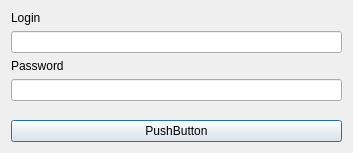
Above: kappakmeny-klient/login.ui from MclarenCZ/KappaKmeny before the change. Below: the same form after it.
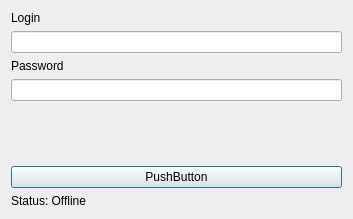
That is the form after the change.

```diff
--- a/kappakmeny-klient/login.ui
+++ b/kappakmeny-klient/login.ui
@@ -7,7 +7,7 @@
     <x>0</x>
     <y>0</y>
     <width>353</width>
-    <height>153</height>
+    <height>219</height>
    </rect>
   </property>
   <property name="windowTitle">
@@ -54,6 +54,17 @@
      </property>
     </widget>
    </item>
+   <item>
+    <layout class="QHBoxLayout" name="horizontalLayout">
+     <item>
+      <widget class="QLabel" name="status">
+       <property name="text">
+        <string>Status: Offline</string>
+       </property>
+      </widget>
+     </item>
+    </layout>
+   </item>
   </layout>
  </widget>
  <resources/>
```
